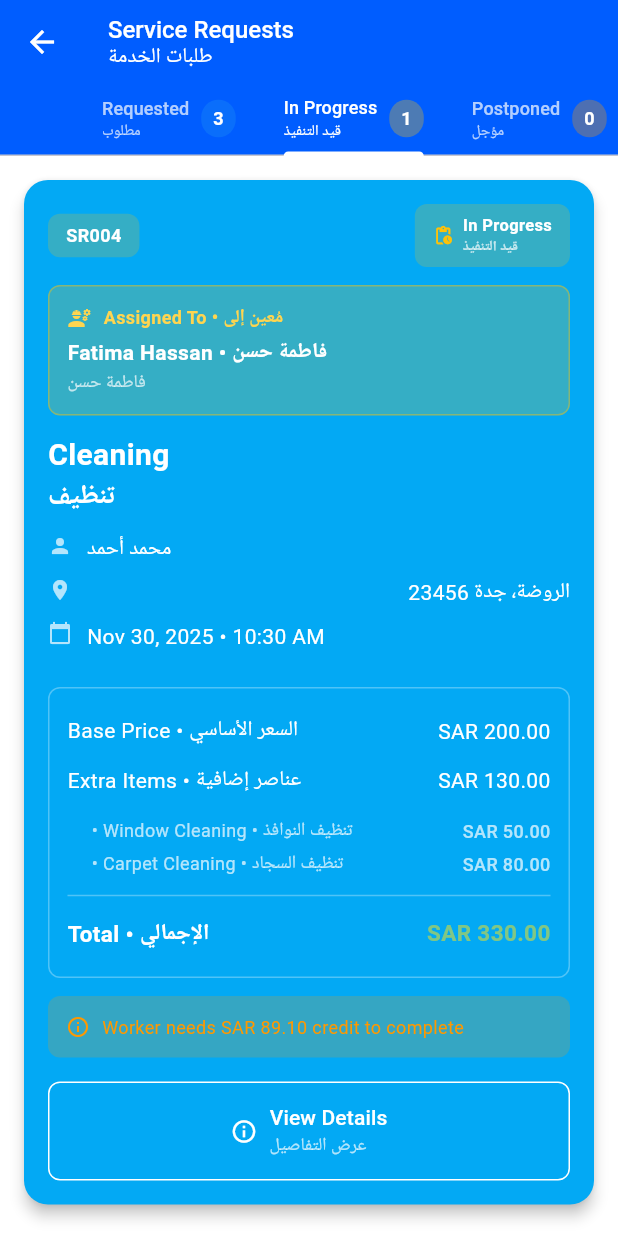
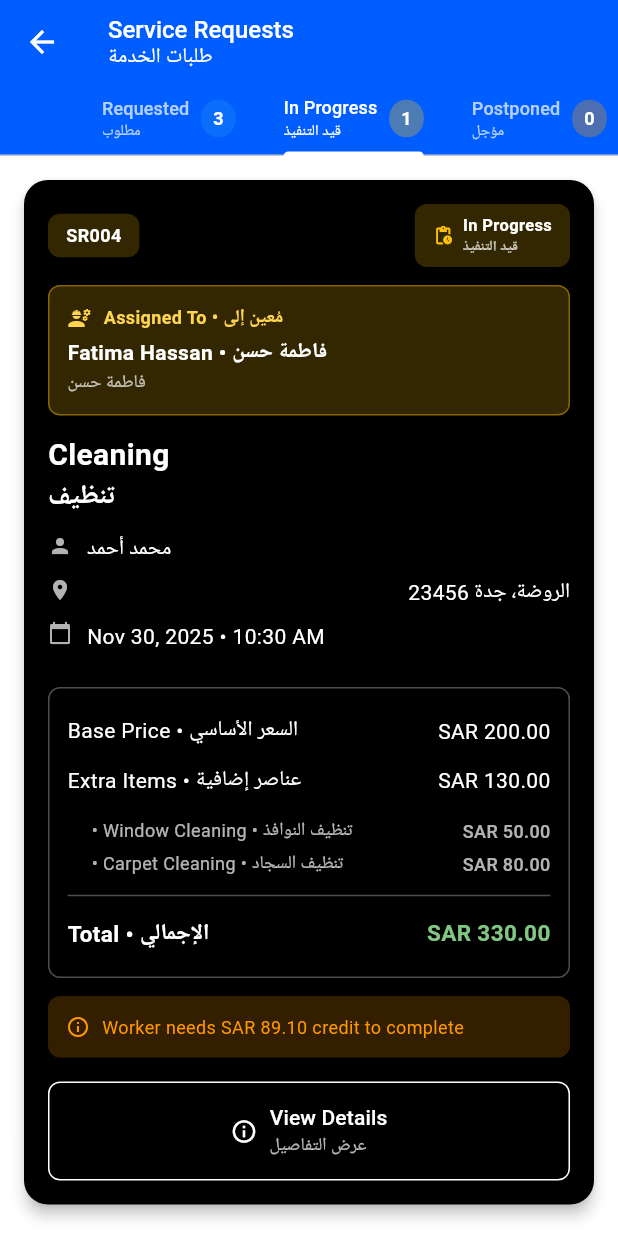
Before and after one commit to WaseeqSiddiqui/HANDYMAN_Admin_And_Worker_App, a Flutter app: the ServiceRequestsScreen screen opened directly, tab 2 chosen, on a phone screen of 412 x 824 dp. Run offline on Flutter 3.47's test engine with Material 3 defaults, Android fonts, the phone set to English and light mode, and no system bars; our stand-ins replace open_filex, pdf.

```diff
--- a/lib/admin/service_requests_screen.dart
+++ b/lib/admin/service_requests_screen.dart
@@ -189,7 +189,7 @@ class _AdminServiceRequestsScreenState extends State<ServiceRequestsScreen>
       margin: const EdgeInsets.only(bottom: 16),
       elevation: 4,
       shape: RoundedRectangleBorder(borderRadius: BorderRadius.circular(16)),
-      color: Colors.lightBlue, // Black card
+      color: Colors.black, // Black card
       child: Padding(
         padding: const EdgeInsets.all(16),
         child: Column(
@@ -446,7 +446,7 @@ class _AdminServiceRequestsScreenState extends State<ServiceRequestsScreen>
       margin: const EdgeInsets.only(bottom: 16),
       elevation: 4,
       shape: RoundedRectangleBorder(borderRadius: BorderRadius.circular(16)),
-      color: Colors.lightBlue, // Black card
+      color: Colors.black, // Black card
       child: Padding(
         padding: const EdgeInsets.all(16),
         child: Column(
@@ -675,7 +675,7 @@ class _AdminServiceRequestsScreenState extends State<ServiceRequestsScreen>
       margin: const EdgeInsets.only(bottom: 16),
       elevation: 4,
       shape: RoundedRectangleBorder(borderRadius: BorderRadius.circular(16)),
-      color: Colors.lightBlue, // Black card
+      color: Colors.black, // Black card
       child: Padding(
         padding: const EdgeInsets.all(16),
         child: Column(
@@ -846,7 +846,7 @@ class _AdminServiceRequestsScreenState extends State<ServiceRequestsScreen>
       margin: const EdgeInsets.only(bottom: 16),
       elevation: 4,
       shape: RoundedRectangleBorder(borderRadius: BorderRadius.circular(16)),
-      color: Colors.lightBlue, // Black card
+      color: Colors.black, // Black card
       child: Padding(
         padding: const EdgeInsets.all(16),
         child: Column(
```
